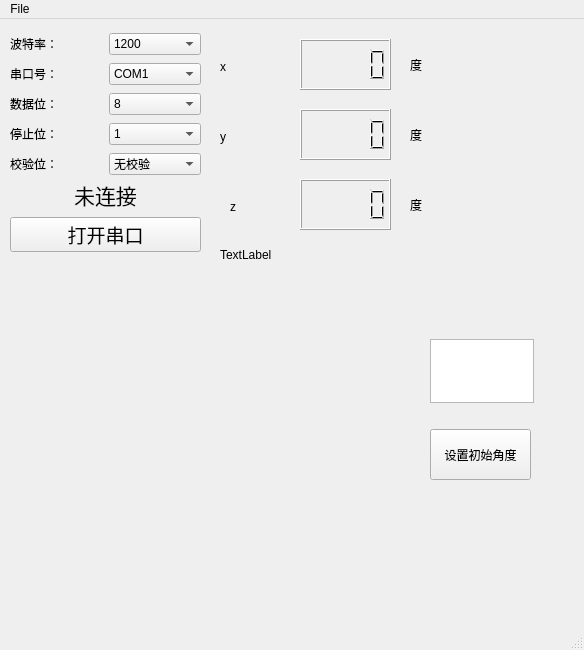
yanis791/MCproject, file micro_controller_serial/host.ui: the form before one commit.
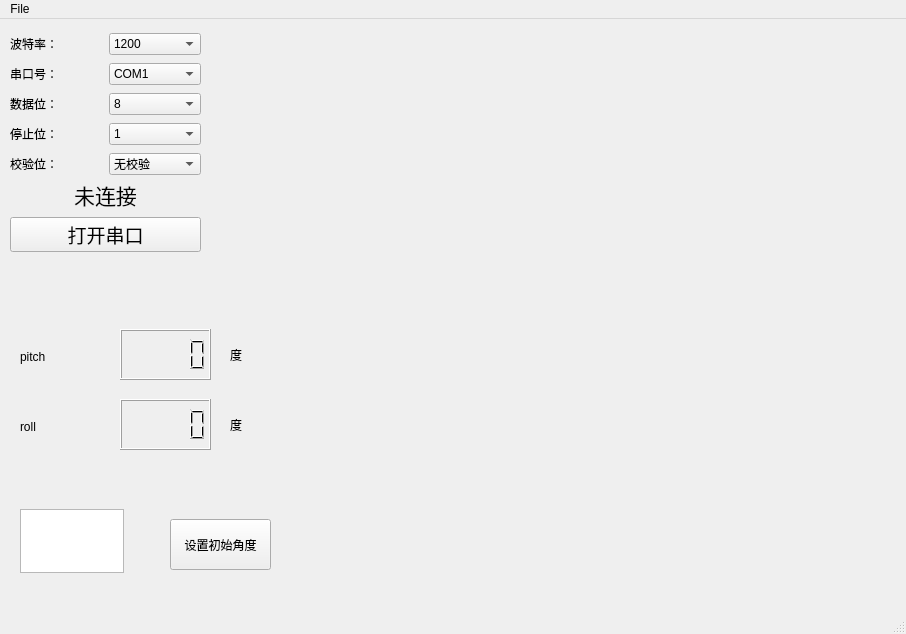
The form after the commit.

Commit message: pitch_roll

```diff
--- a/micro_controller_serial/host.ui
+++ b/micro_controller_serial/host.ui
@@ -6,8 +6,8 @@
    <rect>
     <x>0</x>
     <y>0</y>
-    <width>584</width>
-    <height>650</height>
+    <width>906</width>
+    <height>634</height>
    </rect>
   </property>
   <property name="font">
@@ -326,8 +326,8 @@
    <widget class="QLCDNumber" name="lcdNumber">
     <property name="geometry">
      <rect>
-      <x>300</x>
-      <y>20</y>
+      <x>120</x>
+      <y>310</y>
       <width>91</width>
       <height>51</height>
      </rect>
@@ -336,8 +336,8 @@
    <widget class="QTextEdit" name="textEdit">
     <property name="geometry">
      <rect>
-      <x>430</x>
-      <y>320</y>
+      <x>20</x>
+      <y>490</y>
       <width>104</width>
       <height>64</height>
      </rect>
@@ -346,8 +346,8 @@
    <widget class="QPushButton" name="set">
     <property name="geometry">
      <rect>
-      <x>430</x>
-      <y>410</y>
+      <x>170</x>
+      <y>500</y>
       <width>101</width>
       <height>51</height>
      </rect>
@@ -359,18 +359,8 @@
    <widget class="QLCDNumber" name="lcdNumber_2">
     <property name="geometry">
      <rect>
-      <x>300</x>
-      <y>90</y>
-      <width>91</width>
-      <height>51</height>
-     </rect>
-    </property>
-   </widget>
-   <widget class="QLCDNumber" name="lcdNumber_3">
-    <property name="geometry">
-     <rect>
-      <x>300</x>
-      <y>160</y>
+      <x>120</x>
+      <y>380</y>
       <width>91</width>
       <height>51</height>
      </rect>
@@ -379,21 +369,21 @@
    <widget class="QLabel" name="serial_now">
     <property name="geometry">
      <rect>
-      <x>220</x>
-      <y>225</y>
+      <x>70</x>
+      <y>250</y>
       <width>151</width>
-      <height>21</height>
+      <height>51</height>
      </rect>
     </property>
     <property name="text">
-     <string>TextLabel</string>
+     <string/>
     </property>
    </widget>
    <widget class="QLabel" name="label_6">
     <property name="geometry">
      <rect>
-      <x>410</x>
-      <y>30</y>
+      <x>230</x>
+      <y>320</y>
       <width>81</width>
       <height>31</height>
      </rect>
@@ -405,8 +395,8 @@
    <widget class="QLabel" name="label_7">
     <property name="geometry">
      <rect>
-      <x>410</x>
-      <y>100</y>
+      <x>230</x>
+      <y>390</y>
       <width>81</width>
       <height>31</height>
      </rect>
@@ -418,74 +408,59 @@
    <widget class="QLabel" name="label_8">
     <property name="geometry">
      <rect>
-      <x>410</x>
-      <y>170</y>
-      <width>81</width>
-      <height>31</height>
-     </rect>
-    </property>
-    <property name="text">
-     <string>度</string>
-    </property>
-   </widget>
-   <widget class="QLabel" name="label_10">
-    <property name="geometry">
-     <rect>
-      <x>220</x>
-      <y>40</y>
+      <x>20</x>
+      <y>330</y>
       <width>68</width>
       <height>15</height>
      </rect>
     </property>
     <property name="text">
-     <string>x</string>
+     <string>pitch</string>
     </property>
    </widget>
    <widget class="QLabel" name="label_11">
     <property name="geometry">
      <rect>
-      <x>220</x>
-      <y>110</y>
+      <x>20</x>
+      <y>400</y>
       <width>68</width>
       <height>15</height>
      </rect>
     </property>
     <property name="text">
-     <string>y</string>
-    </property>
-   </widget>
-   <widget class="QLabel" name="label_12">
-    <property name="geometry">
-     <rect>
-      <x>230</x>
-      <y>180</y>
-      <width>68</width>
-      <height>15</height>
-     </rect>
-    </property>
-    <property name="text">
-     <string>z</string>
+     <string>roll</string>
     </property>
    </widget>
    <widget class="QWidget" name="verticalLayoutWidget">
     <property name="geometry">
      <rect>
-      <x>10</x>
-      <y>250</y>
-      <width>421</width>
-      <height>341</height>
+      <x>330</x>
+      <y>20</y>
+      <width>531</width>
+      <height>261</height>
      </rect>
     </property>
     <layout class="QVBoxLayout" name="verticalLayout"/>
    </widget>
+   <widget class="QWidget" name="verticalLayoutWidget_2">
+    <property name="geometry">
+     <rect>
+      <x>330</x>
+      <y>290</y>
+      <width>531</width>
+      <height>261</height>
+     </rect>
+    </property>
+    <layout class="QVBoxLayout" name="verticalLayout_2"/>
+   </widget>
   </widget>
   <widget class="QMenuBar" name="menubar">
    <property name="geometry">
     <rect>
      <x>0</x>
      <y>0</y>
-     <width>584</width>
-     <height>22</height>
+     <width>906</width>
+     <height>26</height>
     </rect>
    </property>
    <widget class="QMenu" name="menuFile">
```
The commit also changes 12 other files.
